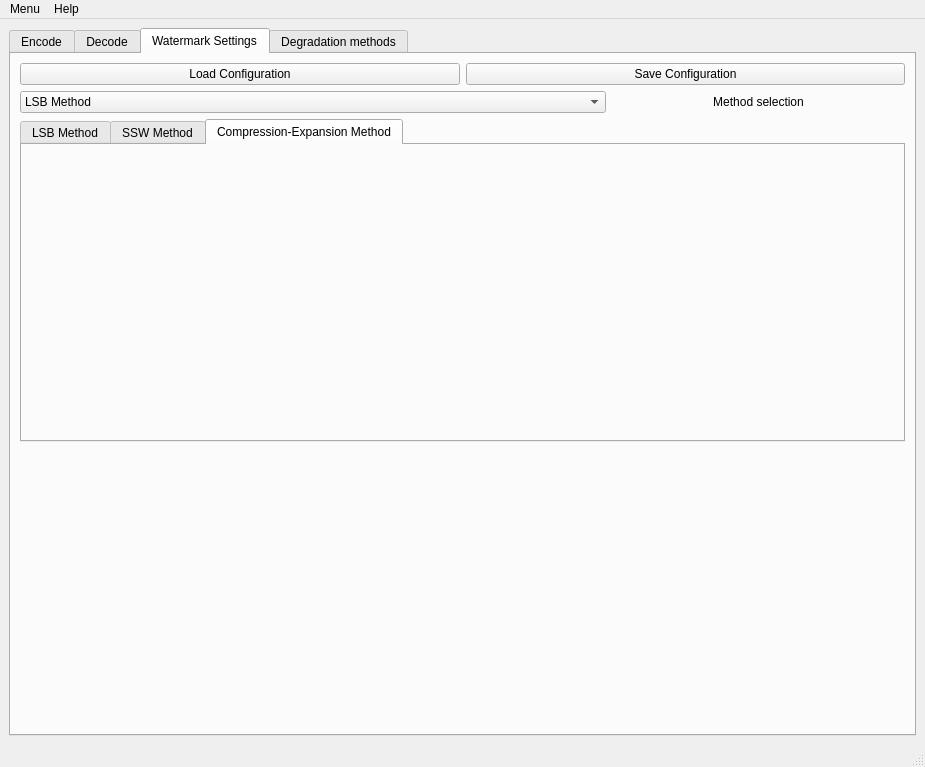
First picture: the form in src/GUI/InterfaceWatermarking/mainwindow.ui, repository jcelerier/watermarking, before the edit.
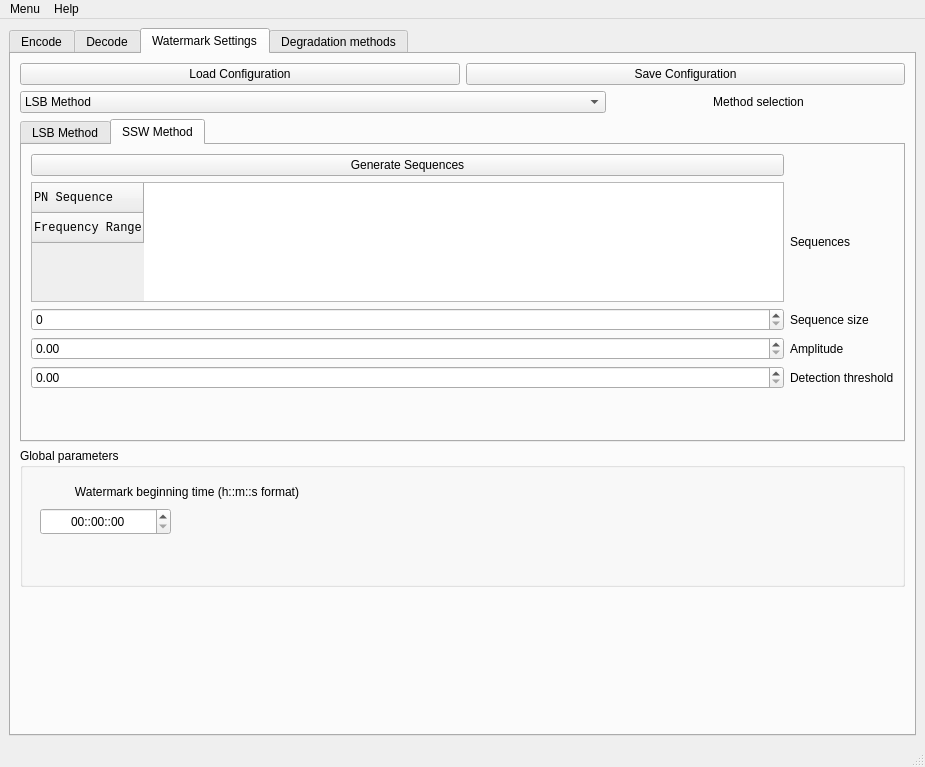
Second picture: the form after the edit. The open tabs and pages were chosen to show the change. Icons and pictures are not drawn. Custom widgets are drawn as their Qt base class.

Commit message: avancées sur l'interface

What changed in the file:
```diff
--- a/src/GUI/InterfaceWatermarking/mainwindow.ui
+++ b/src/GUI/InterfaceWatermarking/mainwindow.ui
@@ -85,33 +85,6 @@
           <item row="0" column="0">
            <layout class="QGridLayout" name="watermarkLayout">
             <item row="3" column="1">
-             <widget class="QTimeEdit" name="watermarkBeginningTime">
-              <property name="alignment">
-               <set>Qt::AlignCenter</set>
-              </property>
-              <property name="displayFormat">
-               <string>hh::mm::ss</string>
-              </property>
-              <property name="time">
-               <time>
-                <hour>0</hour>
-                <minute>0</minute>
-                <second>0</second>
-               </time>
-              </property>
-             </widget>
-            </item>
-            <item row="3" column="0">
-             <widget class="QLabel" name="label_11">
-              <property name="text">
-               <string>Watermark beginning time (h::m::s format)</string>
-              </property>
-              <property name="alignment">
-               <set>Qt::AlignCenter</set>
-              </property>
-             </widget>
-            </item>
-            <item row="4" column="1">
              <widget class="QTimeEdit" name="watermarkEndingTime">
               <property name="alignment">
                <set>Qt::AlignCenter</set>
@@ -800,31 +773,6 @@
               </item>
              </layout>
             </widget>
-            <widget class="QWidget" name="compExpMethodTab">
-             <property name="sizePolicy">
-              <sizepolicy hsizetype="Preferred" vsizetype="Minimum">
-               <horstretch>0</horstretch>
-               <verstretch>0</verstretch>
-              </sizepolicy>
-             </property>
-             <property name="maximumSize">
-              <size>
-               <width>890</width>
-               <height>200</height>
-              </size>
-             </property>
-             <property name="toolTip">
-              <string/>
-             </property>
-             <attribute name="title">
-              <string>Compression-Expansion Method</string>
-             </attribute>
-             <layout class="QGridLayout" name="gridLayout_10">
-              <item row="0" column="0">
-               <layout class="QGridLayout" name="gridLayout_9"/>
-              </item>
-             </layout>
-            </widget>
            </widget>
           </item>
          </layout>
@@ -882,7 +830,7 @@
           </item>
          </layout>
         </item>
-        <item row="2" column="0">
+        <item row="3" column="0">
          <spacer name="verticalSpacer_3">
           <property name="orientation">
            <enum>Qt::Vertical</enum>
@@ -890,11 +838,63 @@
           <property name="sizeHint" stdset="0">
            <size>
             <width>20</width>
-            <height>40</height>
+            <height>5</height>
            </size>
           </property>
          </spacer>
         </item>
+        <item row="2" column="0">
+         <widget class="QGroupBox" name="groupBox">
+          <property name="sizePolicy">
+           <sizepolicy hsizetype="Preferred" vsizetype="Expanding">
+            <horstretch>0</horstretch>
+            <verstretch>0</verstretch>
+           </sizepolicy>
+          </property>
+          <property name="title">
+           <string>Global parameters</string>
+          </property>
+          <widget class="QTimeEdit" name="watermarkBeginningTime">
+           <property name="geometry">
+            <rect>
+             <x>20</x>
+             <y>60</y>
+             <width>131</width>
+             <height>27</height>
+            </rect>
+           </property>
+           <property name="alignment">
+            <set>Qt::AlignCenter</set>
+           </property>
+           <property name="displayFormat">
+            <string>hh::mm::ss</string>
+           </property>
+           <property name="time">
+            <time>
+             <hour>0</hour>
+             <minute>0</minute>
+             <second>0</second>
+            </time>
+           </property>
+          </widget>
+          <widget class="QLabel" name="label_13">
+           <property name="geometry">
+            <rect>
+             <x>20</x>
+             <y>30</y>
+             <width>294</width>
+             <height>27</height>
+            </rect>
+           </property>
+           <property name="text">
+            <string>Watermark beginning time (h::m::s format)</string>
+           </property>
+           <property name="alignment">
+            <set>Qt::AlignCenter</set>
+           </property>
+          </widget>
+         </widget>
+        </item>
        </layout>
       </widget>
       <widget class="QWidget" name="degradationTab">
```
Left out of the diff: 35 changed lines with no effect on the pictures.
